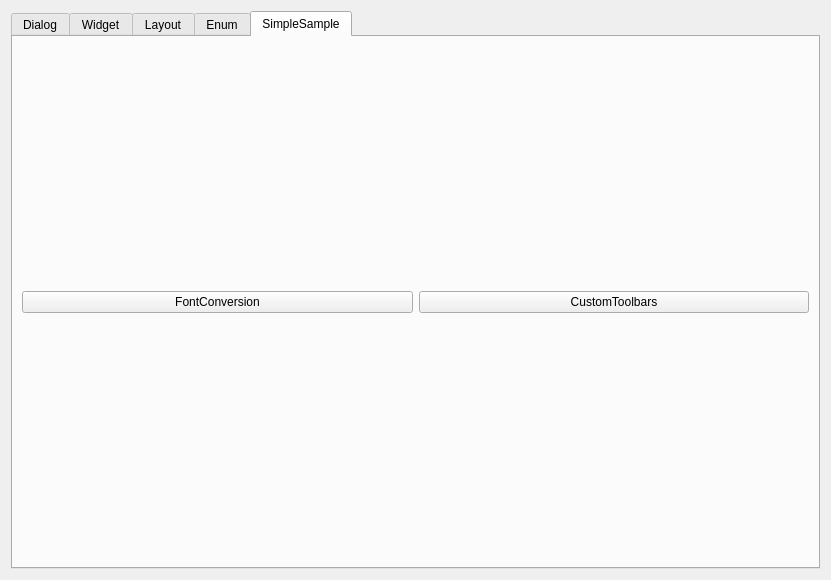
Jacob-xyb/Cpp_Note, file Qt_Notes/Example/DesignerSimpleSample/AMyWidget.ui: the form before one commit.
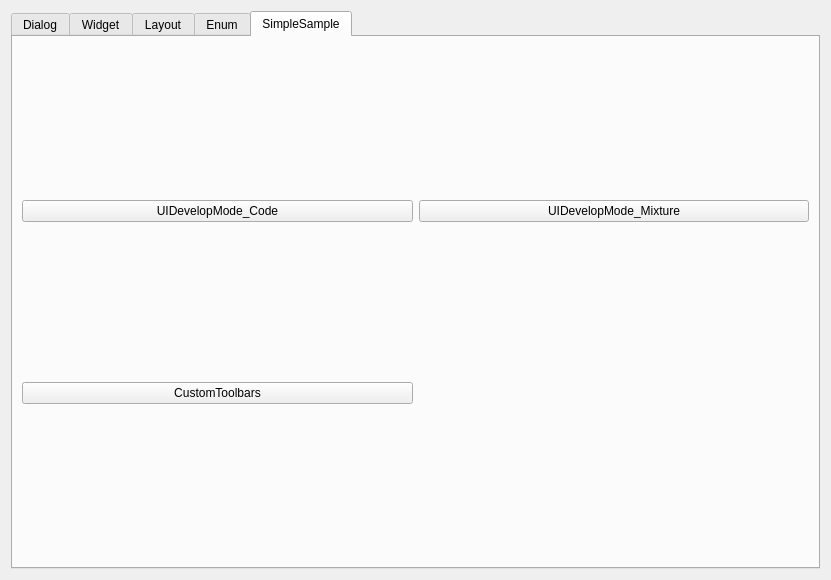
The form after the commit. The open tabs and pages were chosen to show the change.

What changed in the file:
```diff
--- a/Qt_Notes/Example/DesignerSimpleSample/AMyWidget.ui
+++ b/Qt_Notes/Example/DesignerSimpleSample/AMyWidget.ui
@@ -13,8 +13,8 @@
   <property name="windowTitle">
    <string>Dialog</string>
   </property>
-  <layout class="QHBoxLayout" name="horizontalLayout">
-   <item>
+  <layout class="QGridLayout" name="gridLayout">
+   <item row="0" column="0">
     <widget class="QTabWidget" name="qtabwidget">
      <property name="currentIndex">
       <number>2</number>
@@ -114,21 +114,28 @@
       <attribute name="title">
        <string>SimpleSample</string>
       </attribute>
-      <layout class="QGridLayout" name="gridLayout">
+      <layout class="QGridLayout" name="gridLayout_6">
+       <item row="0" column="0">
+        <widget class="QPushButton" name="btn_UIDevelopMode_Code">
+         <property name="text">
+          <string>UIDevelopMode_Code</string>
+         </property>
+        </widget>
+       </item>
        <item row="0" column="1">
+        <widget class="QPushButton" name="btn_UIDevelopMode_Mixture">
+         <property name="text">
+          <string>UIDevelopMode_Mixture</string>
+         </property>
+        </widget>
+       </item>
+       <item row="1" column="0">
         <widget class="QPushButton" name="btn_CustomToolbars">
          <property name="text">
           <string>CustomToolbars</string>
          </property>
         </widget>
        </item>
-       <item row="0" column="0">
-        <widget class="QPushButton" name="btn_FontConversion">
-         <property name="text">
-          <string>FontConversion</string>
-         </property>
-        </widget>
-       </item>
       </layout>
      </widget>
     </widget>
```
Left out of the diff: 2 changed lines with no effect on the pictures.
